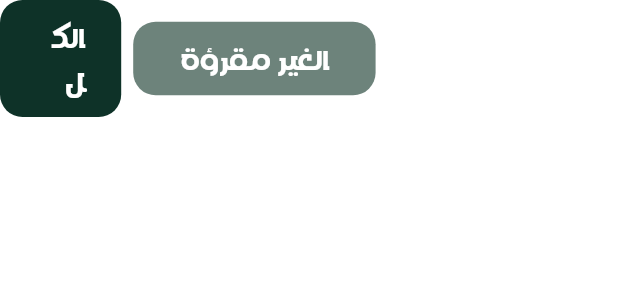
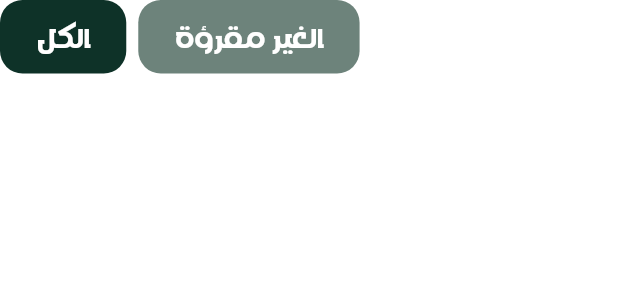
Before and after one commit to Mahmoud-Adel-Ali/Lockers_Admin_Dashboard, a Flutter app: the FilterNotificationSection widget shown alone on an empty page, opened directly, on a phone screen of 412 x 824 dp. Shown: the top 300 px of the screen. Run offline on Flutter 3.47's test engine with Material 3 defaults, Android fonts, the phone set to English and light mode, and no system bars; our stand-ins replace awesome_dialog, flutter_svg, lottie, modal_progress_hud_nsn, pinput; missing offline and left inert: bitsdojo_window.

Commit message:
Add some feature to drawer.

```diff
--- a/lib/core/utils/app_text_styles.dart
+++ b/lib/core/utils/app_text_styles.dart
@@ -153,6 +153,7 @@ double getResponsiveFontsize(BuildContext context, {required double fontSize}) {
 }
 
 double getScaleFactor(BuildContext context) {
+  SizeConfig.init(context);
   double width = SizeConfig.width;
 
   if (width <= SizeConfig.mobile) {
--- a/lib/core/utils/assets.dart
+++ b/lib/core/utils/assets.dart
@@ -10,9 +10,13 @@ class Assets {
 
   static const String imagesActiveCustomersIcon = "assets/images/active_customers_icon.svg";
 
+  static const String imagesActiveEmployeesIcon = "assets/images/active_employees_icon.svg";
+
   static const String imagesActiveFollowUpReservationIcon = "assets/images/active_follow_up_reservation_icon.svg";
 
   static const String imagesActiveHomeIcon = "assets/images/active_home_icon.svg";
+
+  static const String imagesActiveMaintenanceIcon = "assets/images/active_maintenance_icon.svg";
 
   static const String imagesActiveUnitsIcon = "assets/images/active_units_icon.svg";
 
@@ -34,6 +38,8 @@ class Assets {
 
   static const String imagesInactiveCustomersIcon = "assets/images/inactive_customers_icon.svg";
 
+  static const String imagesInactiveEmployeesIcon = "assets/images/inactive_employees_icon.svg";
+
   static const String imagesInactiveFollowUpReservationIcon = "assets/images/inactive_follow_up_reservation_icon.svg";
 
   static const String imagesInactiveHomeIcon = "assets/images/inactive_home_icon.svg";
--- a/lib/features/dashboard/data/enums/dashboard_type.dart
+++ b/lib/features/dashboard/data/enums/dashboard_type.dart
@@ -7,5 +7,7 @@ enum DashboardType {
   FollowUpReservations, // متابعة الحجوزات
   Agreements, // الإتفاقات
   Customers, // العملاء
-  Complaints , // الشكاوي
+  Employees, // الموظفين
+  Complaints, // الشكاوي
+  Maintenance, // الصيانة
 }
--- a/lib/features/dashboard/presentation/manager/functions/get_current_company_dashboard_view.dart
+++ b/lib/features/dashboard/presentation/manager/functions/get_current_company_dashboard_view.dart
@@ -16,6 +16,8 @@ Widget getCurrentCompanyDashboardView(DashboardType type) {
       return Center(child: Text('Agreements'));
     case DashboardType.Customers:
       return Center(child: Text('Customers'));
+    case DashboardType.Employees:
+      return Center(child: Text('Employees'));
     case DashboardType.Complaints:
       return Center(child: Text('Complaints'));
   }
--- a/lib/features/notification/presentation/view/widgets/filter_notification_section.dart
+++ b/lib/features/notification/presentation/view/widgets/filter_notification_section.dart
@@ -17,10 +17,8 @@ class _FilterNotificationSectionState extends State<FilterNotificationSection> {
   Widget build(BuildContext context) {
     return Row(
       children: [
-        Spacer(flex: 2),
-        Expanded(
-          flex: 2,
-          child: CustomButton(
+        Spacer(),
+        CustomButton(
           onPressed: () {
             showAll = false;
             setState(() {});
@@ -29,11 +27,8 @@ class _FilterNotificationSectionState extends State<FilterNotificationSection> {
           color: showAll ? AppColors.phosphorGreen : AppColors.main,
           horizontal: 0,
         ),
-        ),
         SizedBox(width: 8),
-        Expanded(
-          flex: 1,
-          child: CustomButton(
+        CustomButton(
           onPressed: () {
             showAll = true;
             setState(() {});
@@ -42,7 +37,6 @@ class _FilterNotificationSectionState extends State<FilterNotificationSection> {
           color: showAll ? AppColors.main : AppColors.phosphorGreen,
           horizontal: 0,
         ),
-        ),
       ],
     );
   }
--- a/lib/main.dart
+++ b/lib/main.dart
@@ -17,8 +17,9 @@ void main() {
   );
 
   doWhenWindowReady(() {
-    appWindow.minSize = Size(1100, 700);
+    appWindow.minSize = Size(500, 500);
     appWindow.alignment = Alignment.center;
     appWindow.show();
+    appWindow.maximize();
   });
 }
```
Also changed, not shown: lib/features/dashboard/data/models/dashboard_model.dart (+25 -7 lines), assets/images/active_employees_icon.svg (added), assets/images/active_maintenance_icon.svg (added), assets/images/inactive_employees_icon.svg (added). Lines whose indentation alone changed are shown as unchanged.
